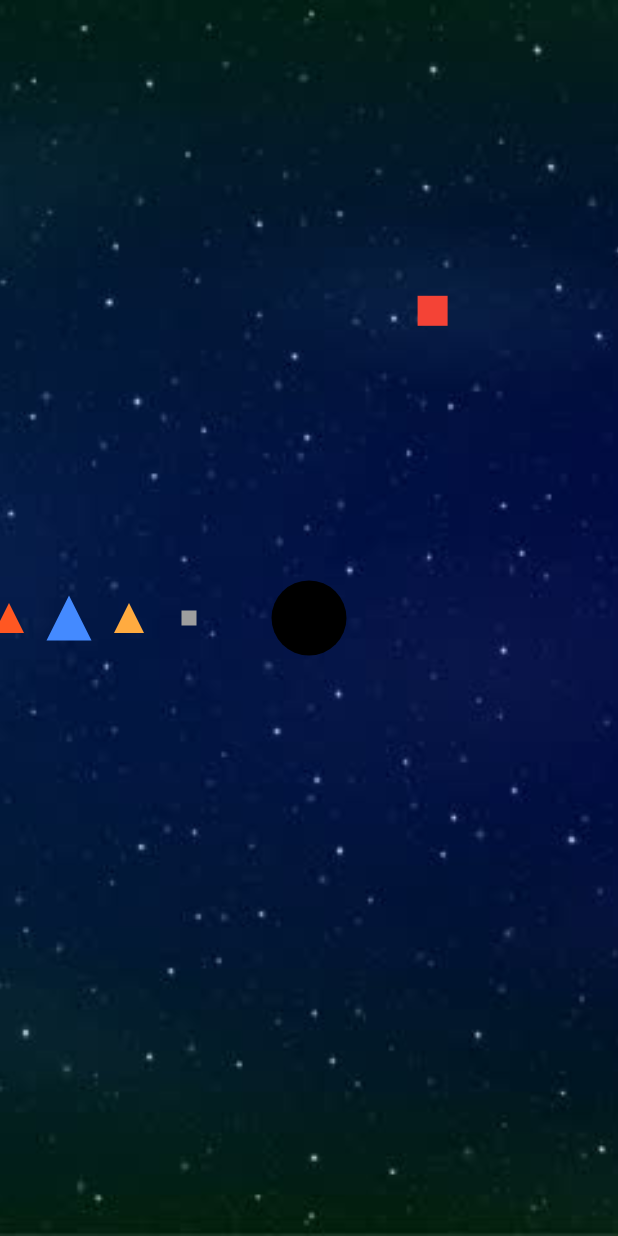
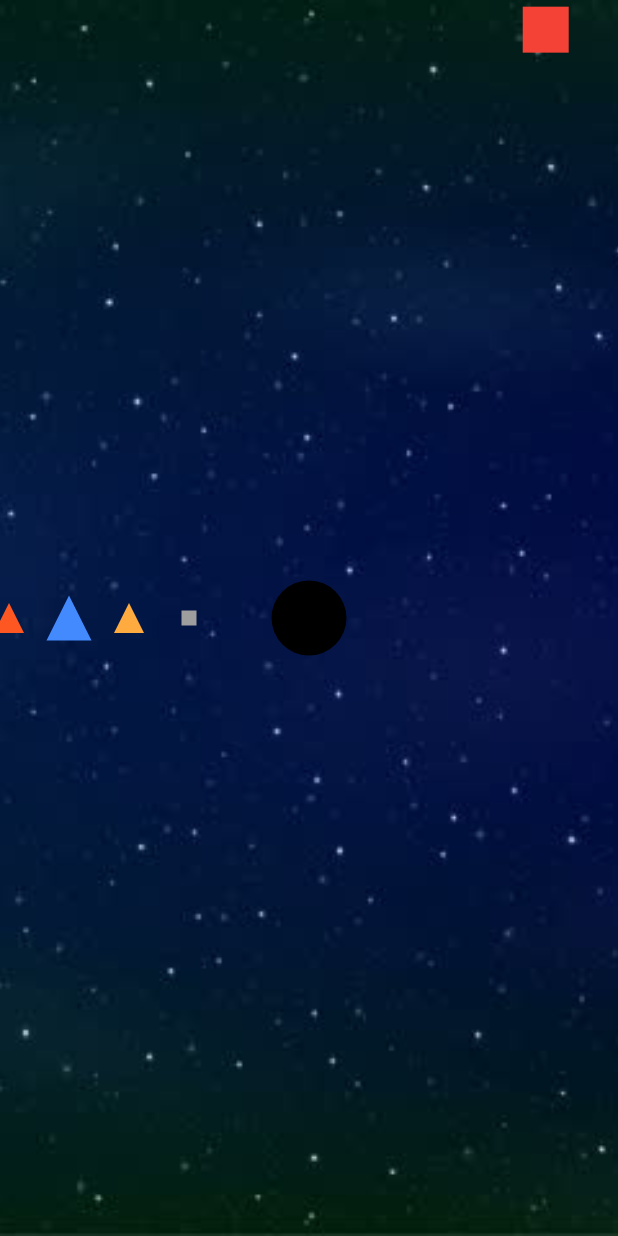
Before and after one commit to dariuspo/galaxy, a Flutter app: the screen it shows after launch, on a phone screen of 412 x 824 dp. Run offline on Flutter 3.47's test engine with Material 2 defaults, Android fonts, the phone set to English and light mode, and no system bars.

Commit message:
Make the planet becoming smaller as it comes closer to the black hole

```diff
--- a/lib/main.dart
+++ b/lib/main.dart
@@ -47,7 +47,7 @@ class _GalaxyState extends State<Galaxy> with SingleTickerProviderStateMixin {
     ).animate(
       CurvedAnimation(
         parent: cornerPlanetController,
-        curve: Interval(0.0, 1.0, curve: Curves.linear),
+        curve: Curves.easeInCubic,
       ),
     );
     cornerPlanetController.repeat();
@@ -117,7 +117,7 @@ class _GalaxyState extends State<Galaxy> with SingleTickerProviderStateMixin {
                   ),
                   child: ShapeBuilder(
                     color: Colors.red,
-                    radius: 20,
+                    radius: 40*cornerPlanetAnimation.value.dx,
                     boxShape: BoxShape.rectangle,
                   ),
                 ),
```
